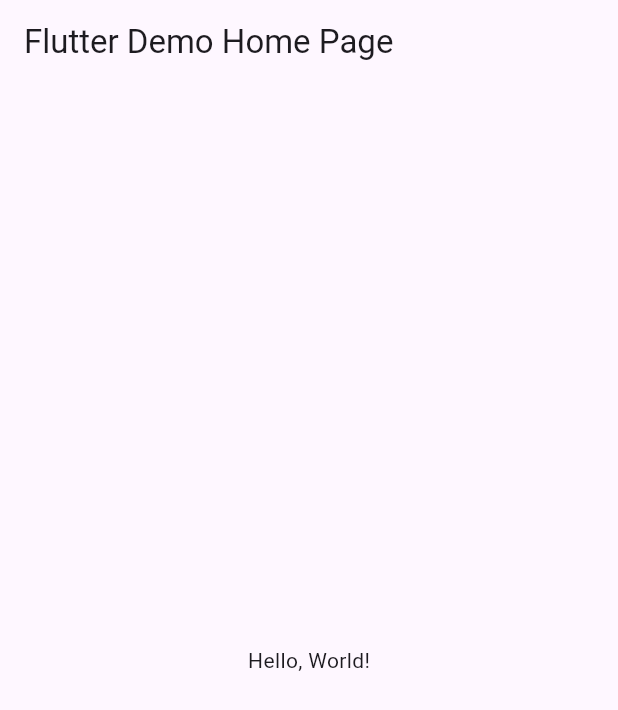
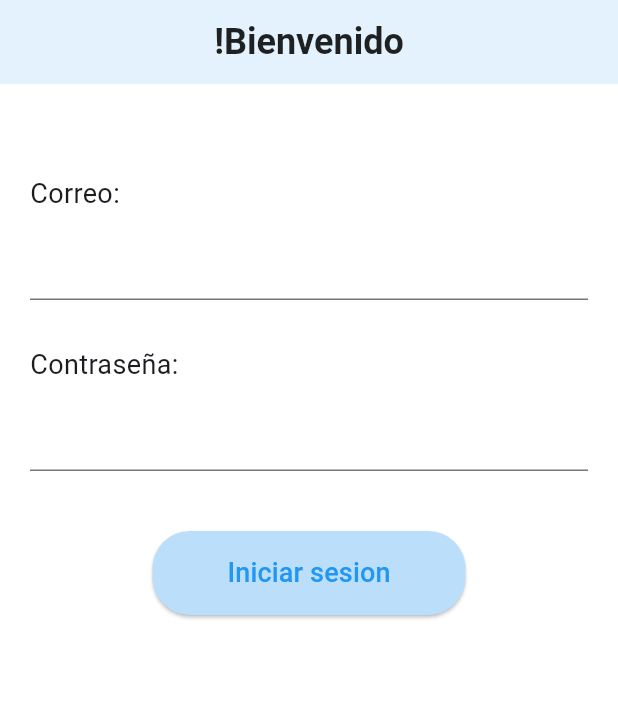
Before and after one commit to sergio-altamirano/antroid_4_1041, a Flutter app: the screen it shows after launch, on a phone screen of 412 x 824 dp. Shown: the top 710 px of the screen. Run offline on Flutter 3.47's test engine with Material 3 defaults, Android fonts, the phone set to English and light mode, and no system bars.

Commit message:
ahora si

```diff
--- a/lib/main.dart
+++ b/lib/main.dart
@@ -1,41 +1,112 @@
 import 'package:flutter/material.dart';
 
-void main() => runApp(MyApp());
+void main() {
+  runApp(const MyApp());
+}
 
 class MyApp extends StatelessWidget {
   const MyApp({super.key});
-  // This widget is the root of your application.
+
   @override
   Widget build(BuildContext context) {
     return MaterialApp(
-      // Application name
-      title: 'Flutter Hello World',
-      // Application theme data, you can set the colors for the application as
-      // you want
+      debugShowCheckedModeBanner: false,
+      title: 'Login App',
       theme: ThemeData(
-        // useMaterial3: false,
         primarySwatch: Colors.blue,
       ),
-      // A widget which will be started on application startup
-      home: MyHomePage(title: 'Flutter Demo Home Page'),
+      home: const LoginPage(),
     );
   }
 }
 
-class MyHomePage extends StatelessWidget {
-  final String title;
-  const MyHomePage({super.key, required this.title});
+class LoginPage extends StatefulWidget {
+  const LoginPage({super.key});
+
+  @override
+  State<LoginPage> createState() => _LoginPageState();
+}
+
+class _LoginPageState extends State<LoginPage> {
+  final TextEditingController _emailController = TextEditingController();
+  final TextEditingController _passwordController = TextEditingController();
+
+  void _login() {
+    print('Iniciar sesión pressed');
+    // Add your login logic here
+
+    // Clear the text fields after pressing the button
+    _emailController.clear();
+    _passwordController.clear();
+  }
 
   @override
   Widget build(BuildContext context) {
     return Scaffold(
       appBar: AppBar(
-        // The title text which will be shown on the action bar
-        title: Text(title),
+        title: Center(
+          child: const Text(
+            '!Bienvenido',
+            style: TextStyle(
+                fontSize: 24.0,
+                fontWeight: FontWeight.bold,
+                color: Colors.black87),
+          ),
+        ),
+        backgroundColor: Colors.blue[50],
+        elevation: 0,
       ),
-      body: Center(
-        child: Text(
-          'Hello, World!',
+      body: Container(
+        color: Colors.white,
+        padding: const EdgeInsets.all(20.0),
+        child: Column(
+          mainAxisAlignment: MainAxisAlignment.start,
+          crossAxisAlignment: CrossAxisAlignment.start,
+          children: <Widget>[
+            const SizedBox(height: 40.0),
+            const Text(
+              'Correo:',
+              style: TextStyle(fontSize: 18.0),
+            ),
+            const SizedBox(height: 10.0),
+            TextField(
+              controller: _emailController,
+              decoration: const InputDecoration(
+                border: UnderlineInputBorder(),
+              ),
+            ),
+            const SizedBox(height: 30.0),
+            const Text(
+              'Contraseña:',
+              style: TextStyle(fontSize: 18.0),
+            ),
+            const SizedBox(height: 10.0),
+            TextField(
+              controller: _passwordController,
+              obscureText: true,
+              decoration: const InputDecoration(
+                border: UnderlineInputBorder(),
+              ),
+            ),
+            const SizedBox(height: 40.0),
+            Center(
+              child: ElevatedButton(
+                onPressed: _login,
+                style: ElevatedButton.styleFrom(
+                  backgroundColor: Colors.blue[100],
+                  padding:
+                      const EdgeInsets.symmetric(horizontal: 50, vertical: 15),
+                  shape: RoundedRectangleBorder(
+                    borderRadius: BorderRadius.circular(25.0),
+                  ),
+                ),
+                child: const Text(
+                  'Iniciar sesion',
+                  style: TextStyle(fontSize: 18.0, color: Colors.blue),
+                ),
+              ),
+            ),
+          ],
         ),
       ),
     );
```
Also changed, not shown: lib/login.dart (added).
